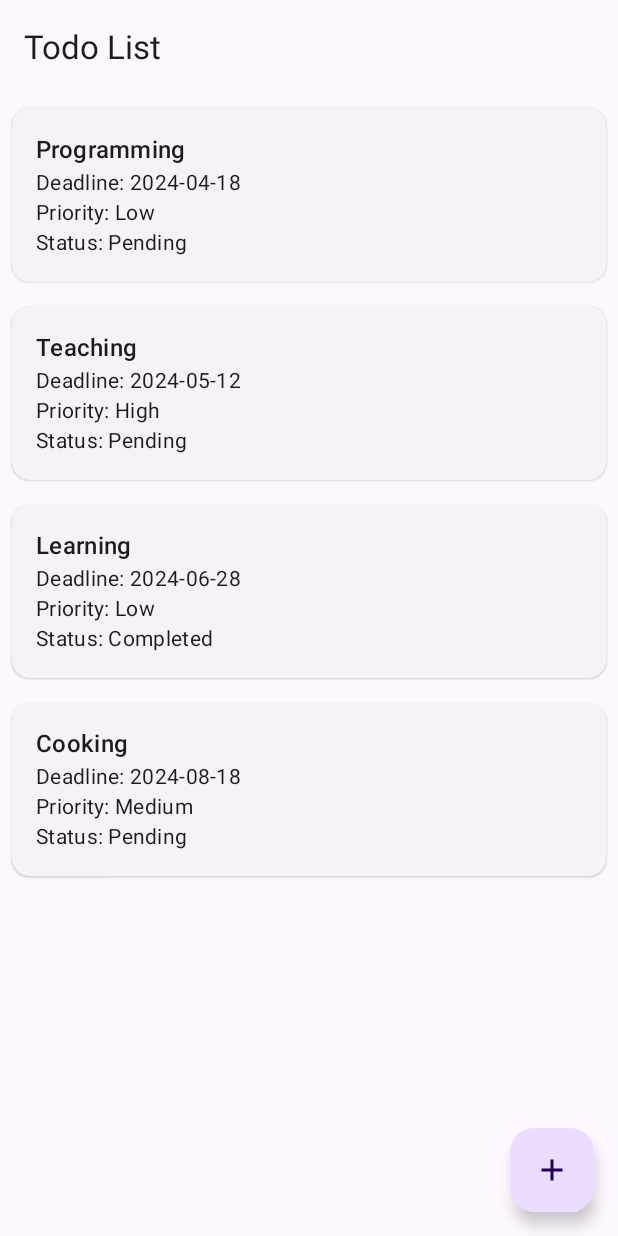
After one commit to struggyyy/PamLab, an Android app built with Jetpack Compose: the Lab06Activity screen opened directly, with no data from a screen before it, on a phone screen of 412 x 824 dp. The commit adds this screen. Run offline under Robolectric (Android 15) with nearby library versions, the phone set to English and light mode, and no system bars.

Commit message:
Todo List implemented

```diff
--- a/app/src/main/AndroidManifest.xml
+++ b/app/src/main/AndroidManifest.xml
@@ -12,6 +12,9 @@
         android:supportsRtl="true"
         android:theme="@style/Theme.Lab01"
         tools:targetApi="31">
+        <activity
+            android:name=".lab06.Lab06Activity"
+            android:exported="false" />
         <activity
             android:name=".lab03.Lab03Activity"
             android:exported="false" />
--- a/app/src/main/java/pl/wsei/pam/lab01/MainActivity.kt
+++ b/app/src/main/java/pl/wsei/pam/lab01/MainActivity.kt
@@ -9,6 +9,7 @@ import androidx.core.view.ViewCompat
 import androidx.core.view.WindowInsetsCompat
 import pl.wsei.pam.lab01.lab01.Lab01Activity
 import pl.wsei.pam.lab01.lab02.Lab02Activity
+import pl.wsei.pam.lab01.lab06.Lab06Activity
 
 class MainActivity : AppCompatActivity() {
     override fun onCreate(savedInstanceState: Bundle?) {
@@ -31,4 +32,9 @@ class MainActivity : AppCompatActivity() {
         val intent = Intent(this, Lab02Activity::class.java)
         startActivity(intent)
     }
+
+    fun onClickMainBtnRunLab06(v: View) {
+        val intent = Intent(this, Lab06Activity::class.java)
+        startActivity(intent)
+    }
 }
--- /dev/null
+++ b/app/src/main/java/pl/wsei/pam/lab01/lab06/Lab06Activity.kt
@@ -0,0 +1,27 @@
+package pl.wsei.pam.lab01.lab06
+
+import android.os.Bundle
+import androidx.activity.ComponentActivity
+import androidx.activity.compose.setContent
+import androidx.compose.foundation.layout.fillMaxSize
+import androidx.compose.material3.MaterialTheme
+import androidx.compose.material3.Surface
+import androidx.compose.ui.Modifier
+import pl.wsei.pam.lab01.ui.theme.Lab01Theme
+
+class Lab06Activity : ComponentActivity() {
+    override fun onCreate(savedInstanceState: Bundle?) {
+        super.onCreate(savedInstanceState)
+        setContent {
+            Lab01Theme {
+                // A surface container using the 'background' color from the theme
+                Surface(
+                    modifier = Modifier.fillMaxSize(),
+                    color = MaterialTheme.colorScheme.background
+                ) {
+                    MainScreen()
+                }
+            }
+        }
+    }
+}
--- /dev/null
+++ b/app/src/main/java/pl/wsei/pam/lab01/lab06/Screens.kt
@@ -0,0 +1,148 @@
+package pl.wsei.pam.lab01.lab06
+
+import androidx.compose.foundation.layout.*
+import androidx.compose.foundation.lazy.LazyColumn
+import androidx.compose.foundation.lazy.items
+import androidx.compose.material.icons.Icons
+import androidx.compose.material.icons.filled.*
+import androidx.compose.material3.*
+import androidx.compose.runtime.*
+import androidx.compose.ui.Modifier
+import androidx.compose.ui.draw.scale
+import androidx.compose.ui.text.style.TextOverflow
+import androidx.compose.ui.tooling.preview.Preview
+import androidx.compose.ui.unit.dp
+import androidx.navigation.NavController
+import androidx.navigation.compose.NavHost
+import androidx.navigation.compose.composable
+import androidx.navigation.compose.rememberNavController
+import pl.wsei.pam.lab01.ui.theme.Lab01Theme
+import java.time.format.DateTimeFormatter
+
+@OptIn(ExperimentalMaterial3Api::class)
+@Composable
+fun AppTopBar(
+    navController: NavController,
+    title: String,
+    showBackIcon: Boolean = false,
+    route: String = "list"
+) {
+    TopAppBar(
+        title = { Text(text = title) },
+        navigationIcon = {
+            if (showBackIcon) {
+                IconButton(onClick = { navController.navigateUp() }) {
+                    Icon(
+                        imageVector = Icons.Filled.ArrowBack,
+                        contentDescription = "Back"
+                    )
+                }
+            }
+        }
+    )
+}
+
+@Composable
+fun ListItem(item: TodoTask, modifier: Modifier = Modifier) {
+    ElevatedCard(
+        modifier = modifier
+            .fillMaxWidth()
+            .padding(8.dp)
+    ) {
+        Column(modifier = Modifier.padding(16.dp)) {
+            Text(
+                text = item.title,
+                style = MaterialTheme.typography.titleMedium,
+                maxLines = 1,
+                overflow = TextOverflow.Ellipsis
+            )
+            Text(
+                text = "Deadline: ${item.deadline.format(DateTimeFormatter.ISO_LOCAL_DATE)}",
+                style = MaterialTheme.typography.bodyMedium
+            )
+            Text(
+                text = "Priority: ${item.priority}",
+                style = MaterialTheme.typography.bodyMedium
+            )
+            Text(
+                text = "Status: ${if (item.isDone) "Completed" else "Pending"}",
+                style = MaterialTheme.typography.bodyMedium
+            )
+        }
+    }
+}
+
+@OptIn(ExperimentalMaterial3Api::class)
+@Composable
+fun ListScreen(navController: NavController) {
+    Scaffold(
+        topBar = {
+            AppTopBar(
+                navController = navController,
+                title = "Todo List"
+            )
+        },
+        floatingActionButton = {
+            FloatingActionButton(onClick = {
+                navController.navigate("form")
+            }) {
+                Icon(
+                    imageVector = Icons.Default.Add,
+                    contentDescription = "Add Task"
+                )
+            }
+        }
+    ) { padding ->
+        LazyColumn(
+            modifier = Modifier
+                .fillMaxSize()
+                .padding(padding)
+        ) {
+            items(TodoTaskRepository.getAllTasks()) { task ->
+                ListItem(item = task)
+            }
+        }
+    }
+}
+
+@OptIn(ExperimentalMaterial3Api::class)
+@Composable
+fun FormScreen(navController: NavController) {
+    Scaffold(
+        topBar = {
+            AppTopBar(
+                navController = navController,
+                title = "Add Task",
+                showBackIcon = true
+            )
+        }
+    ) { padding ->
+        Column(
+            modifier = Modifier
+                .fillMaxSize()
+                .padding(padding)
+        ) {
+            Text("Form screen to be implemented")
+        }
+    }
+}
+
+@Composable
+fun MainScreen() {
+    val navController = rememberNavController()
+    NavHost(
+        navController = navController,
+        startDestination = "list"
+    ) {
+        composable("list") { ListScreen(navController) }
+        composable("form") { FormScreen(navController) }
+    }
+}
+
+@Preview(showBackground = true)
+@Composable
+fun MainScreenPreview() {
+    Lab01Theme {
+        MainScreen()
+    }
+}
--- /dev/null
+++ b/app/src/main/java/pl/wsei/pam/lab01/ui/theme/ComposeTheme.kt
@@ -0,0 +1,42 @@
+package pl.wsei.pam.lab01.ui.theme
+
+import androidx.compose.foundation.isSystemInDarkTheme
+import androidx.compose.material3.MaterialTheme
+import androidx.compose.material3.darkColorScheme
+import androidx.compose.material3.lightColorScheme
+import androidx.compose.runtime.Composable
+import androidx.compose.ui.graphics.Color
+
+// Define your color palette
+val Purple80 = Color(0xFFD0BCFF)
+val PurpleGrey80 = Color(0xFFCCC2DC)
+val Pink80 = Color(0xFFEFB8C8)
+
+val Purple40 = Color(0xFF6650a4)
+val PurpleGrey40 = Color(0xFF625b71)
+val Pink40 = Color(0xFF7D5260)
+
+private val LightColorScheme = lightColorScheme(
+    primary = Purple40,
+    secondary = PurpleGrey40,
+    tertiary = Pink40
+)
+
+private val DarkColorScheme = darkColorScheme(
+    primary = Purple80,
+    secondary = PurpleGrey80,
+    tertiary = Pink80
+)
+
+@Composable
+fun Lab01Theme(
+    darkTheme: Boolean = isSystemInDarkTheme(),
+    content: @Composable () -> Unit
+) {
+    val colorScheme = if (darkTheme) DarkColorScheme else LightColorScheme
+
+    MaterialTheme(
+        colorScheme = colorScheme,
+        content = content
+    )
+}
```
Also changed, not shown: app/build.gradle.kts (+27 -0 lines), app/src/main/java/pl/wsei/pam/lab01/lab06/TodoTask.kt (added, +47 -0 lines), app/src/main/res/layout/activity_lab06.xml (added, +10 -0 lines), app/src/main/res/layout/activity_main.xml (+21 -5 lines).
